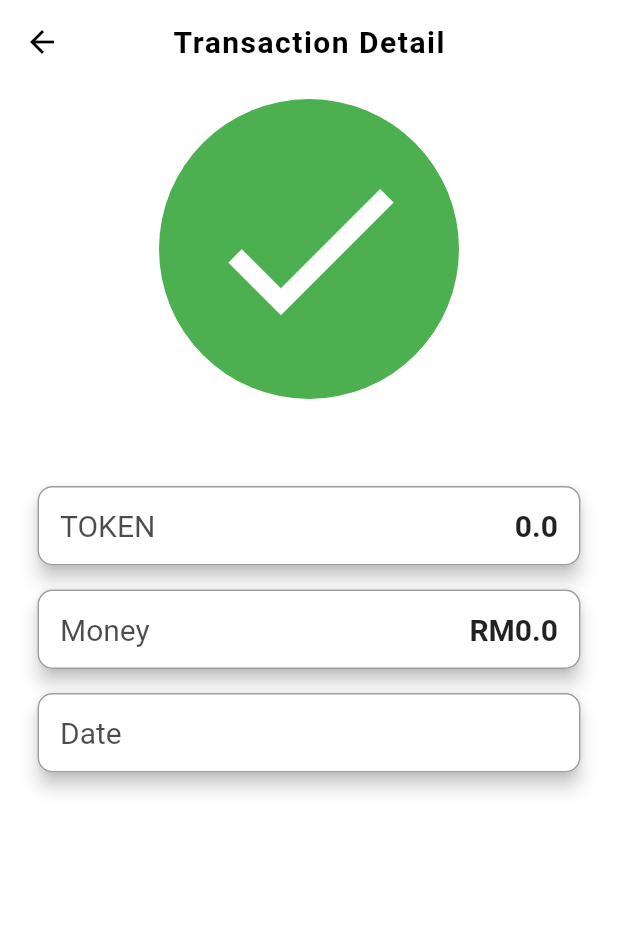
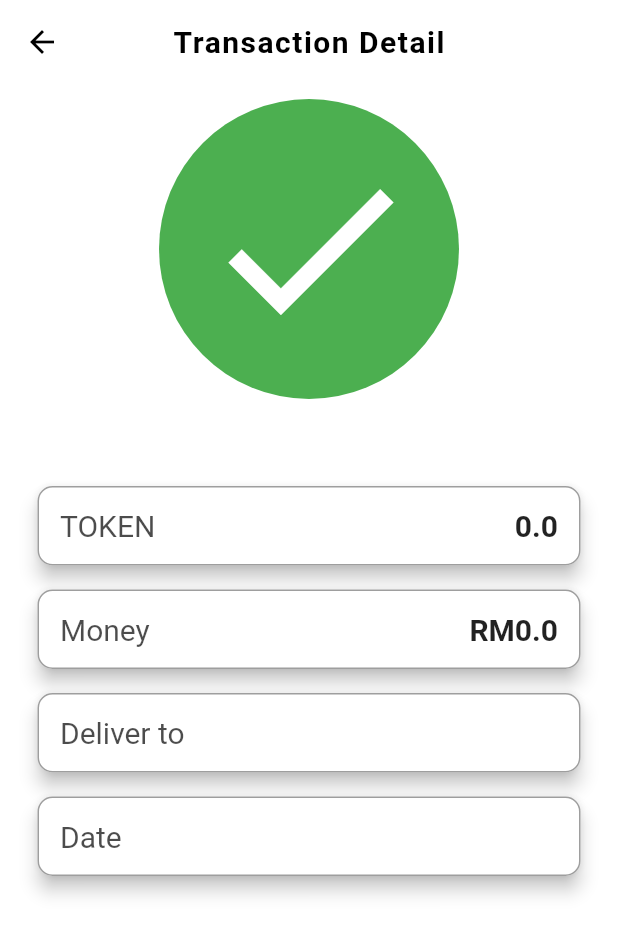
Before and after one commit to FooSzeJie/MYCP_Mobile_App, a Flutter app: the TransactionDetail screen opened directly with empty values, on a phone screen of 412 x 824 dp. Shown: the top 935 px of the screen. Run offline on Flutter 3.47's test engine with Material 2 defaults, Android fonts, the phone set to English and light mode, and no system bars; our stand-ins replace flutter_dotenv, webview_flutter; network calls fail.

Commit message:
Fetch Transaction Function

```diff
--- a/lib/screens/Home Page/home_screen.dart
+++ b/lib/screens/Home Page/home_screen.dart
@@ -159,7 +159,7 @@ class _HomePageState extends State<HomePage> {
     List<Widget> catLink = [
       CarParkingScreen(userId: widget.userId),
       CarListScreen(userId: widget.userId),
-      TransactionScreen(),
+      TransactionScreen(userId: widget.userId,),
       Camera(),
       ProfileScreen(userId: widget.userId),
     ];
--- a/lib/screens/transaction/components/transaction.dart
+++ b/lib/screens/transaction/components/transaction.dart
@@ -1,8 +1,10 @@
 class Transaction {
-  final double token;
+  final String id;
   final double money;
-  final String top_up_date;
+  final String date;
+  final String status;
+  final String deliver;
 
-  Transaction(this.token, this.money, this.top_up_date);
+  Transaction({required this.id, required this.money, required this.date, required this.status, required this.deliver});
 
 }
--- a/lib/screens/transaction/transaction_detail.dart
+++ b/lib/screens/transaction/transaction_detail.dart
@@ -2,14 +2,17 @@ import 'package:flutter/material.dart';
 
 class TransactionDetail extends StatelessWidget {
 
-  final double token, money;
-  final String top_up_date;
+  final double money;
+  final String date;
+  final String status;
+  final String deliver;
 
   const TransactionDetail({
     super.key,
-    required this.token,
     required this.money,
-    required this.top_up_date
+    required this.date,
+    required this.status,
+    required this.deliver,
   });
 
   @override
@@ -69,7 +72,7 @@ class TransactionDetail extends StatelessWidget {
                     ),
 
                     Text(
-                      "${this.token}",
+                      "${this.money}",
                       style: TextStyle(
                         fontSize: 20,
                         fontWeight: FontWeight.bold
@@ -129,6 +132,40 @@ class TransactionDetail extends StatelessWidget {
                   mainAxisAlignment: MainAxisAlignment.spaceBetween,
                   children: [
                     Text(
+                      "Deliver to",
+                      style: TextStyle(
+                          fontSize: 20,
+                          color: Colors.black.withOpacity(0.7)
+                      ),
+                    ),
+
+                    Text(
+                      deliver,
+                      style: TextStyle(
+                          fontSize: 20,
+                          fontWeight: FontWeight.bold
+                      ),
+                    )
+                  ],
+                ),
+              ),
+            ),
+
+            Card(
+              elevation: 5,
+              margin: EdgeInsets.symmetric(vertical: 8, horizontal: 5),
+              shape: RoundedRectangleBorder(
+                side: BorderSide(
+                  color: Colors.grey,
+                ),
+                borderRadius: BorderRadius.circular(10.0),
+              ),
+              child: Padding(
+                padding: const EdgeInsets.all(15.0),
+                child: Row(
+                  mainAxisAlignment: MainAxisAlignment.spaceBetween,
+                  children: [
+                    Text(
                       "Date",
                       style: TextStyle(
                           fontSize: 20,
@@ -137,7 +174,7 @@ class TransactionDetail extends StatelessWidget {
                     ),
 
                     Text(
-                      "${this.top_up_date}",
+                      "${this.date}",
                       style: TextStyle(
                           fontSize: 20,
                           fontWeight: FontWeight.bold
--- a/lib/screens/transaction/transaction_screen.dart
+++ b/lib/screens/transaction/transaction_screen.dart
@@ -2,7 +2,9 @@ import 'package:client/screens/transaction//components/transaction_list.dart';
 import 'package:flutter/material.dart';
 
 class TransactionScreen extends StatefulWidget {
-  const TransactionScreen({super.key});
+  final String userId;  // Pass the user ID when navigating to HomePage
+
+  const TransactionScreen({Key? key, required this.userId}) : super(key: key);
 
   @override
   State<TransactionScreen> createState() => _TransactionScreenState();
@@ -26,7 +28,7 @@ class _TransactionScreenState extends State<TransactionScreen> {
         ),
       ),
 
-      body: TransactionList(),
+      body: TransactionList(userId: widget.userId),
     );
   }
 }
```
Also changed, not shown: lib/screens/transaction/components/transaction_list.dart (+132 -48 lines).
